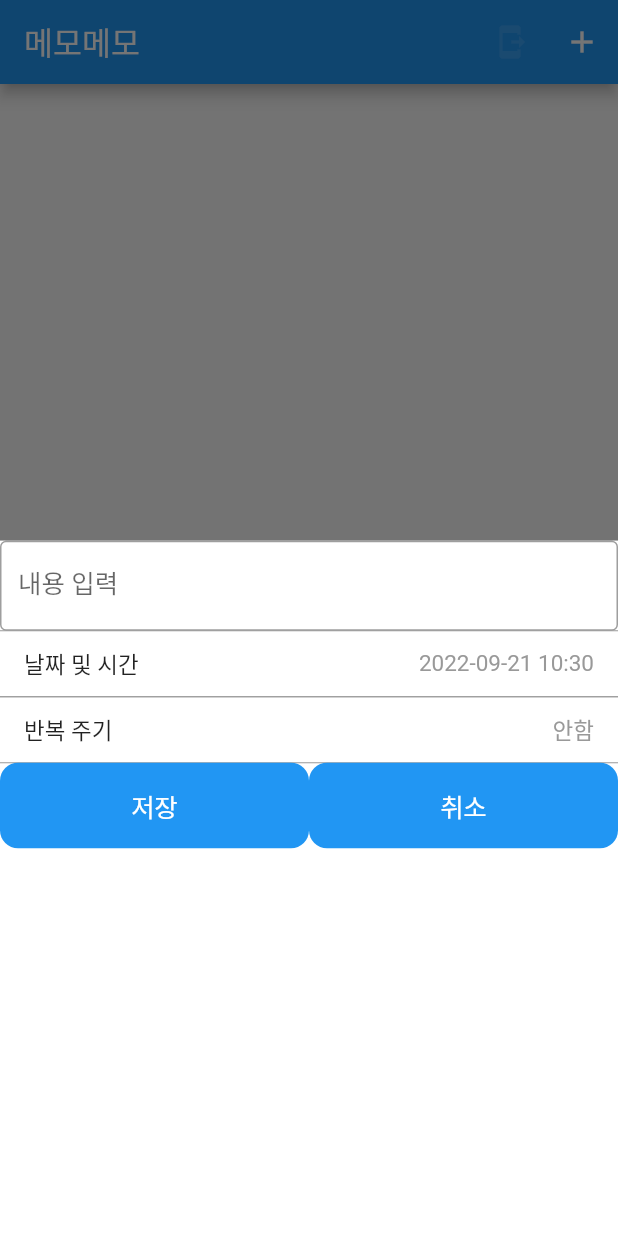
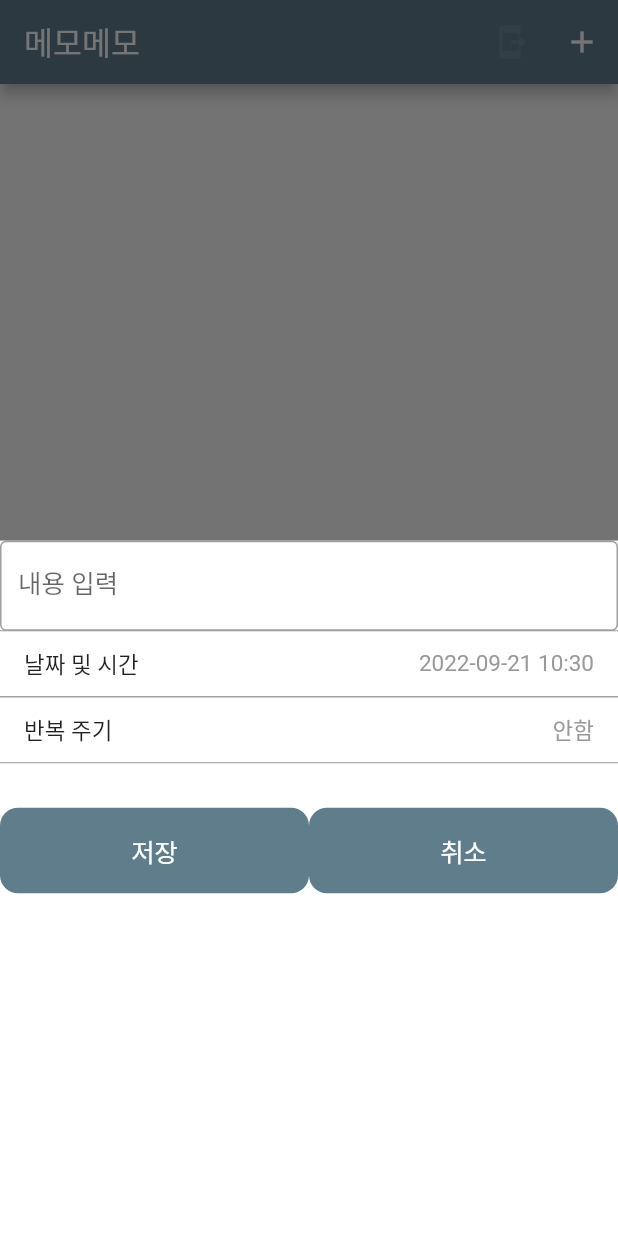
Before and after one commit to llllling/ReminderFlutter, a Flutter app: the screen it shows after launch, after a tap on the "add" icon, on a phone screen of 412 x 824 dp. Run offline on Flutter 3.47's test engine with Material 2 defaults, Android fonts, the phone set to English and light mode, and no system bars; our stand-ins replace sqflite; accounts and stored records are empty.

Commit message:
취소 이벤트 및 반복주기 리스트 아이템 버튼으로

```diff
--- a/lib/main.dart
+++ b/lib/main.dart
@@ -3,7 +3,6 @@ import 'package:flutter_localizations/flutter_localizations.dart';
 import 'package:provider/provider.dart';
 import 'package:remainder_flutter/pages/memo_main_view.dart';
 import 'package:remainder_flutter/providers/memo_list_provider.dart';
-import 'package:remainder_flutter/providers/repeat_cycle_provider.dart';
 
 void main() {
   runApp(const MyApp());
@@ -18,7 +17,7 @@ class MyApp extends StatelessWidget {
     return MaterialApp(
         title: 'Flutter Demo',
         theme: ThemeData(
-          primarySwatch: Colors.blue,
+          primarySwatch: Colors.blueGrey,
         ),
         localizationsDelegates: const [
           GlobalMaterialLocalizations.delegate,
--- a/lib/pages/memo_add_modal.dart
+++ b/lib/pages/memo_add_modal.dart
@@ -22,6 +22,9 @@ class MemoAddModal extends StatelessWidget {
           const ContentTextField(),
           const DateAndTimePicker(),
           const RepeatPicker(),
+          const SizedBox(
+            height: 30,
+          ),
           Row(children: [
             Expanded(
                 child: ModalButton(buttonText: '저장', onPressed: () => onSave)),
--- a/lib/pages/memo_main_View.dart
+++ b/lib/pages/memo_main_View.dart
@@ -15,12 +15,13 @@ class MemoMainView extends StatelessWidget {
       builder: (context) {
         return ChangeNotifierProvider(
             create: (_) => MemoProvider(),
-            child: MemoAddModal(closeModalFunc: _closeAddMemoModal));
+            child: MemoAddModal(
+                closeModalFunc: () => _closeAddMemoModal(context)));
       },
     );
   }
 
-  void _closeAddMemoModal(BuildContext context) {
+  _closeAddMemoModal(BuildContext context) {
     Navigator.pop(context);
   }
 
--- a/lib/providers/repeat_cycle_provider.dart
+++ b/lib/providers/repeat_cycle_provider.dart
@@ -6,6 +6,10 @@ class RepeatCycleProvider with ChangeNotifier {
   final RepeatCycleService _service = RepeatCycleService();
   List<RepeatCycle> _repeatCycleList = [RepeatCycle('test', '안함')];
   List<RepeatCycle> get repeatCycleList => _repeatCycleList;
+
+  RepeatCycleProvider() {
+    findRepeatCycle();
+  }
 
   void findRepeatCycle() async {
     List findResult = await _service.findAll();
--- a/lib/services/repeat_cycle_service.dart
+++ b/lib/services/repeat_cycle_service.dart
@@ -1,12 +1,8 @@
 import 'package:remainder_flutter/repository/db_helpers.dart';
 
 class RepeatCycleService {
-  late final DBHelper dbHelper;
+  final DBHelper dbHelper = DBHelper();
   final String tableName = 'repeat_cycle';
-
-  RepeatCycleService() {
-    dbHelper = DBHelper();
-  }
 
   Future<List<Map<String, Object?>>> findAll() async {
     return dbHelper.findAll(DBDto(tableName: tableName));
--- a/lib/widgets/common/list_view.dart
+++ b/lib/widgets/common/list_view.dart
@@ -9,6 +9,7 @@ class ListForm extends StatelessWidget {
   @override
   Widget build(BuildContext context) {
     return ListView(
+      padding: EdgeInsets.zero,
       children: list.map<Widget>((data) => children(data)).toList(),
     );
   }
--- a/lib/widgets/memo_add_modal/repeat_cycle_picker.dart
+++ b/lib/widgets/memo_add_modal/repeat_cycle_picker.dart
@@ -16,7 +16,9 @@ class RepeatPicker extends StatelessWidget {
     return AddModalMenu(
       childWhenClick: ChangeNotifierProvider(
         create: (_) => RepeatCycleProvider(),
-        child: const RepeatList(),
+        child: const RepeatList(
+          selected: 'none',
+        ),
       ),
       children: [
         const Text('반복 주기'),
```
Also changed, not shown: lib/widgets/memo_add_modal/repeat_cycle_list.dart (+12 -4 lines).
